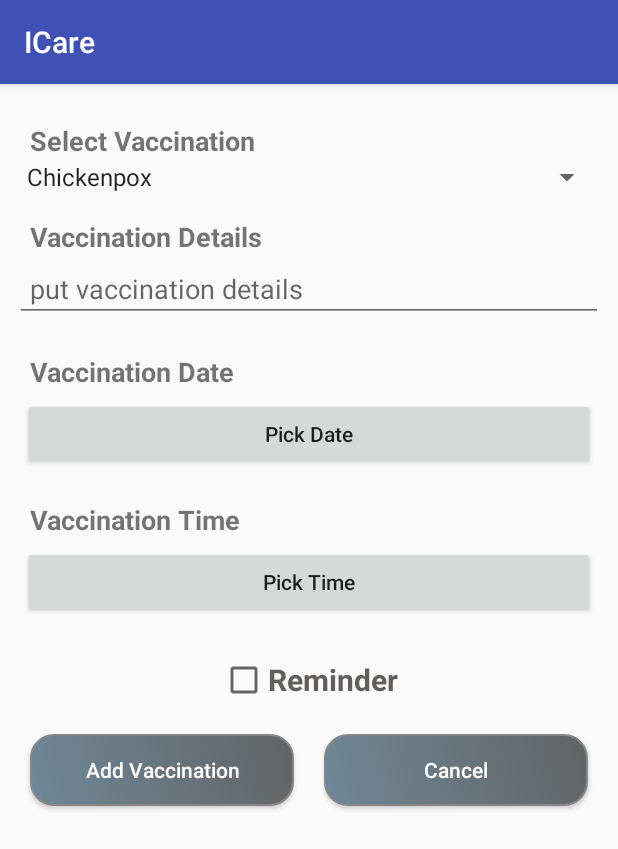
After one commit to Developer199239/Icare-, an Android app: the fragment Add_Vaccination shown on its own in the app's theme, on a phone screen of 412 x 824 dp. The commit adds this screen. Shown: the top 849 px of the screen. Run offline under Robolectric (Android 15) with nearby library versions, the phone set to English and light mode, and no system bars; our stand-ins replace ButterKnife.

Commit message:
add vaccination start

```diff
--- a/app/src/main/java/bubtjobs/com/icare/DataBase/DatabaseHelper.java
+++ b/app/src/main/java/bubtjobs/com/icare/DataBase/DatabaseHelper.java
@@ -39,6 +39,7 @@ public class DatabaseHelper extends SQLiteOpenHelper {
 
     // table vaccination
     static  final String TABLE_VACCINATION="vaccination";
+    static  final String COL_VACCINATION_NAME="vaccination_name";
     static  final String COL_DETAILS="details";
     // table doctors
     static  final String TABLE_DOCTORS="doctors";
@@ -56,7 +57,7 @@ public class DatabaseHelper extends SQLiteOpenHelper {
     String CREATE_TABLE_DIET=" CREATE TABLE " + TABLE_DIET + " ( " + COL_ID +" INTEGER PRIMARY KEY," + COL_USER_ID +" TEXT,"+ COL_DIET_TYPE +" TEXT,"+ COL_MENU +" TEXT,"+ COL_DATE +" INTEGER,"+ COL_HOUR +" TEXT,"+ COL_MINUTE +" TEXT,"+ COL_FORMATE +" TEXT,"+ COL_ALARM_TYPE +" TEXT,"+ COL_ALARM_CODE +" TEXT," +COL_STATUS +" TEXT )";
 
     // create table vaccination
-    String CREATE_TABLE_VACCINATION=" CREATE TABLE " + TABLE_VACCINATION + " ( " + COL_ID +" INTEGER PRIMARY KEY," + COL_USER_ID +" TEXT,"+ COL_DATE +" TEXT,"+ COL_TIME +" TEXT,"+COL_DETAILS +" TEXT,"+ COL_ALARM_TYPE +" TEXT,"+ COL_ALARM_CODE +" TEXT," +COL_STATUS +" TEXT )";
+    String CREATE_TABLE_VACCINATION=" CREATE TABLE " + TABLE_VACCINATION + " ( " + COL_ID +" INTEGER PRIMARY KEY," + COL_USER_ID +" TEXT,"+ COL_DATE +" INTEGER,"+ COL_HOUR +" TEXT,"+ COL_MINUTE +" TEXT,"+ COL_FORMATE +" TEXT,"+COL_VACCINATION_NAME +" TEXT,"+COL_DETAILS +" TEXT,"+ COL_ALARM_TYPE +" TEXT,"+ COL_ALARM_CODE +" TEXT," +COL_STATUS +" TEXT )";
 
     // create table doctors
     String CREATE_TABLE_DOCTORS=" CREATE TABLE " + TABLE_DOCTORS + " ( " + COL_ID +" INTEGER PRIMARY KEY," + COL_USER_ID +" TEXT," +COL_NAME +" TEXT," +COL_DETAILS +" TEXT,"+COL_APPOINMENT +" TEXT,"+COL_PHONE +" TEXT,"+COL_EMAIL +" TEXT,"+COL_STATUS +" TEXT )";
--- /dev/null
+++ b/app/src/main/res/layout/fragment_add__vaccination.xml
@@ -0,0 +1,162 @@
+<ScrollView xmlns:android="http://schemas.android.com/apk/res/android"
+    xmlns:tools="http://schemas.android.com/tools"
+    android:layout_width="match_parent"
+    android:layout_height="match_parent"
+    android:orientation="vertical"
+    >
+    <LinearLayout
+        android:layout_width="match_parent"
+        android:layout_height="match_parent"
+        android:orientation="vertical"
+        >
+        <!-- relation -->
+        <LinearLayout
+            android:layout_width="match_parent"
+            android:layout_height="wrap_content"
+            android:orientation="vertical"
+            android:layout_marginLeft="10dp"
+            android:layout_marginRight="10dp"
+            android:layout_marginTop="20dp"
+            android:layout_marginBottom="10dp"
+            >
+            <TextView
+                android:layout_width="match_parent"
+                android:layout_height="wrap_content"
+                android:text="@string/vaccination_name_tx"
+                style="@style/inputTextView"
+                />
+            <Spinner
+                android:id="@+id/vaccination_Com"
+                android:layout_width="match_parent"
+                android:layout_height="wrap_content"
+                android:entries="@array/vaccination_combo"
+                />
+        </LinearLayout>
+        <!-- menu-->
+        <LinearLayout
+            android:layout_width="match_parent"
+            android:layout_height="wrap_content"
+            android:orientation="vertical"
+            android:layout_marginLeft="10dp"
+            android:layout_marginRight="10dp"
+            android:layout_marginBottom="10dp"
+            >
+            <TextView
+                android:layout_width="match_parent"
+                android:layout_height="wrap_content"
+                android:text="@string/vaccination_details_tx"
+                style="@style/inputTextView"
+                />
+            <EditText
+                android:id="@+id/va_detatils_Et"
+                android:layout_width="match_parent"
+                android:layout_height="wrap_content"
+                android:hint="put vaccination details"
+                style="@style/editText"
+                />
+        </LinearLayout>
+        <!-- date -->
+        <LinearLayout
+            android:layout_width="match_parent"
+            android:layout_height="wrap_content"
+            android:orientation="vertical"
+            android:layout_marginLeft="10dp"
+            android:layout_marginRight="10dp"
+            android:layout_marginBottom="10dp"
+            >
+            <TextView
+                android:layout_width="match_parent"
+                android:layout_height="wrap_content"
+                android:text="Vaccination Date"
+                style="@style/inputTextView"
+                />
+            <Button
+                android:id="@+id/date_bt"
+                android:layout_width="match_parent"
+                android:layout_height="wrap_content"
+                android:text="@string/date_Bt"
+                android:layout_margin="5dp"
+                android:textAllCaps="false"
+                />
+        </LinearLayout>
+        <!-- time -->
+        <LinearLayout
+            android:layout_width="match_parent"
+            android:layout_height="wrap_content"
+            android:orientation="vertical"
+            android:layout_marginLeft="10dp"
+            android:layout_marginRight="10dp"
+            android:layout_marginBottom="10dp"
+            >
+            <TextView
+                android:layout_width="match_parent"
+                android:layout_height="wrap_content"
+                android:text="Vaccination Time"
+                style="@style/inputTextView"
+                />
+            <Button
+                android:id="@+id/time_bt"
+                android:layout_width="match_parent"
+                android:layout_height="wrap_content"
+                android:text="@string/time_Bt"
+                android:layout_margin="5dp"
+                android:textAllCaps="false"
+                />
+        </LinearLayout>
+        <!-- alarm type -->
+        <LinearLayout
+            android:layout_width="match_parent"
+            android:layout_height="wrap_content"
+            android:orientation="vertical"
+            android:layout_marginLeft="10dp"
+            android:layout_marginRight="10dp"
+            android:layout_marginBottom="10dp"
+            >
+            <CheckBox
+                android:id="@+id/va_reminder_Cb"
+                android:layout_width="wrap_content"
+                android:layout_height="wrap_content"
+                android:layout_centerHorizontal="true"
+                android:layout_gravity="center_horizontal"
+                android:layout_marginTop="10dp"
+                android:text="Reminder"
+                android:textStyle="bold"
+                android:textColor="#625e5e"
+                android:textSize="20sp"
+                />
+        </LinearLayout>
+        <!-- done -->
+        <LinearLayout
+            android:layout_width="match_parent"
+            android:layout_height="wrap_content"
+            android:orientation="horizontal"
+            android:layout_marginLeft="10dp"
+            android:layout_marginRight="10dp"
+            android:layout_marginBottom="20dp"
+            >
+            <Button
+                android:id="@+id/add_va_bt"
+                android:layout_width="0dp"
+                android:layout_weight="1"
+                android:layout_height="wrap_content"
+                android:text="@string/add_vaccination_Bt"
+                android:textColor="#FFFFFF"
+                android:background="@drawable/custom_button_a"
+                android:layout_margin="10dp"
+                android:textAllCaps="false"
+                />
+            <Button
+                android:id="@+id/cancel_bt"
+                android:layout_width="0dp"
+                android:layout_weight="1"
+                android:layout_height="wrap_content"
+                android:text="@string/cancel_Bt"
+                android:layout_margin="10dp"
+                android:textAllCaps="false"
+                android:textColor="#FFFFFF"
+                android:background="@drawable/custom_button_a"
+                />
+        </LinearLayout>
+    </LinearLayout>
+
+</ScrollView>
--- a/app/src/main/res/values/strings.xml
+++ b/app/src/main/res/values/strings.xml
@@ -9,6 +9,7 @@
     <string name="add_diet_Bt">Add Diet</string>
     <string name="date_Bt">Pick Date</string>
     <string name="time_Bt">Pick Time</string>
+    <string name="add_vaccination_Bt">Add Vaccination</string>
 
 
     <!--EditText Hints-->
@@ -42,7 +43,9 @@
     <string name="time_tx">Time</string>
     <string name="daily_alarm_tx">Dialy Alarm</string>
     <string name="reminder_tx">Reminder</string>
-
+    <!-- add vaccination -->
+    <string name="vaccination_name_tx">Select Vaccination</string>
+    <string name="vaccination_details_tx">Vaccination Details</string>
 
     <string name="title_activity_home">Home</string>
     <string name="navigation_drawer_open">Open</string>
@@ -100,9 +103,23 @@
         <item>lunch</item>
         <item>dinar</item>
     </string-array>
-
-    <!-- TODO: Remove or change this placeholder text -->
-    <string name="hello_blank_fragment">Hello blank fragment</string>
+    <!-- vaccination list -->
+    <string-array name="vaccination_combo">
+        <item>Chickenpox</item>
+        <item>Diphtheria</item>
+        <item>Hib</item>
+        <item>Hepatitis A</item>
+        <item>Hepatitis B</item>
+        <item>Influenza</item>
+        <item>Measles</item>
+        <item>Mumps</item>
+        <item>Pertussis</item>
+        <item>Polio</item>
+        <item>Pneumococcal</item>
+        <item>Rotavirus</item>
+        <item>Rubella</item>
+        <item>Tetanus</item>
+    </string-array>
 
 
 </resources>
```
Also changed, not shown: app/src/main/java/bubtjobs/com/icare/Activity/PersonHome.java (+12 -1 lines), app/src/main/java/bubtjobs/com/icare/DataBase/DataBaseManager.java (+26 -0 lines), app/src/main/java/bubtjobs/com/icare/Fragment/Add_Vaccination.java (added, +186 -0 lines), app/src/main/java/bubtjobs/com/icare/Model/Vaccination.java (added, +111 -0 lines), app/src/main/res/menu/activity_person_home_drawer.xml (+17 -6 lines).
